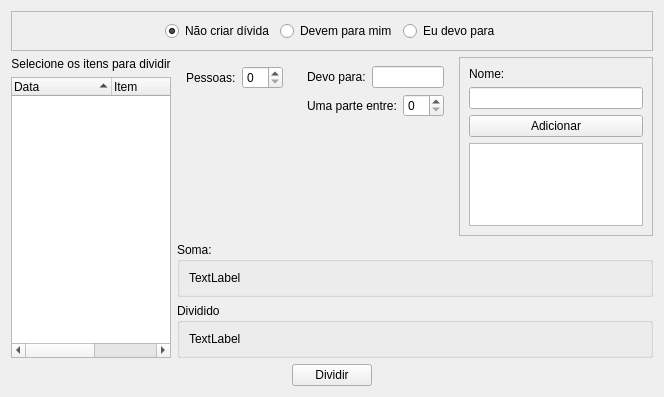
Qt form ui/dividir.ui (vazerick/controle_gastos) before a commit.
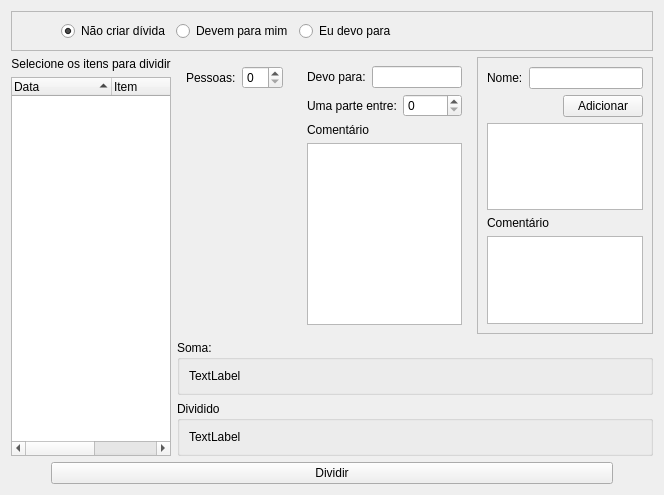
The same form after that commit.

Commit message: Conclui novas opções na janela Dividir

The edit to the form file:
```diff
--- a/ui/dividir.ui
+++ b/ui/dividir.ui
@@ -7,7 +7,7 @@
     <x>0</x>
     <y>0</y>
     <width>664</width>
-    <height>397</height>
+    <height>495</height>
    </rect>
   </property>
   <property name="windowTitle">
@@ -28,6 +28,9 @@
         <property name="orientation">
          <enum>Qt::Horizontal</enum>
         </property>
+        <property name="sizeType">
+         <enum>QSizePolicy::Preferred</enum>
+        </property>
         <property name="sizeHint" stdset="0">
          <size>
           <width>40</width>
@@ -46,16 +49,16 @@
         </property>
        </widget>
       </item>
-      <item>
-       <widget class="QRadioButton" name="radioButtonDevo">
-        <property name="text">
-         <string>Devem para mim</string>
-        </property>
-       </widget>
-      </item>
       <item>
        <widget class="QRadioButton" name="radioButtonDevem">
         <property name="text">
+         <string>Devem para mim</string>
+        </property>
+       </widget>
+      </item>
+      <item>
+       <widget class="QRadioButton" name="radioButtonDevo">
+        <property name="text">
          <string>Eu devo para</string>
         </property>
        </widget>
@@ -210,17 +213,14 @@
              </layout>
             </item>
             <item>
-             <spacer name="verticalSpacer">
-              <property name="orientation">
-               <enum>Qt::Vertical</enum>
+             <widget class="QLabel" name="label_2">
+              <property name="text">
+               <string>Comentário</string>
               </property>
-              <property name="sizeHint" stdset="0">
-               <size>
-                <width>20</width>
-                <height>40</height>
-               </size>
-              </property>
-             </spacer>
+             </widget>
+            </item>
+            <item>
+             <widget class="QTextEdit" name="textEdit"/>
             </item>
            </layout>
           </widget>
@@ -235,6 +235,8 @@
            </property>
            <layout class="QVBoxLayout" name="verticalLayout_7">
             <item>
+             <layout class="QHBoxLayout" name="horizontalLayout">
+              <item>
              <widget class="QLabel" name="label">
               <property name="text">
                <string>Nome:</string>
@@ -244,16 +246,48 @@
             <item>
              <widget class="QLineEdit" name="inputDeve"/>
             </item>
+             </layout>
+            </item>
             <item>
-             <widget class="QPushButton" name="pushButton_2">
+             <layout class="QHBoxLayout" name="horizontalLayout_9">
+              <item>
+               <spacer name="horizontalSpacer_5">
+                <property name="orientation">
+                 <enum>Qt::Horizontal</enum>
+                </property>
+                <property name="sizeType">
+                 <enum>QSizePolicy::Expanding</enum>
+                </property>
+                <property name="sizeHint" stdset="0">
+                 <size>
+                  <width>40</width>
+                  <height>20</height>
+                 </size>
+                </property>
+               </spacer>
+              </item>
+              <item>
+               <widget class="QPushButton" name="botaoAdicionar">
               <property name="text">
                <string>Adicionar</string>
               </property>
              </widget>
             </item>
+             </layout>
+            </item>
             <item>
              <widget class="QListWidget" name="listDeve"/>
             </item>
+            <item>
+             <widget class="QLabel" name="label_3">
+              <property name="text">
+               <string>Comentário</string>
+              </property>
+             </widget>
+            </item>
+            <item>
+             <widget class="QTextEdit" name="textEdit2"/>
+            </item>
            </layout>
           </widget>
          </item>
@@ -306,6 +340,9 @@
        <property name="orientation">
         <enum>Qt::Horizontal</enum>
        </property>
+       <property name="sizeType">
+        <enum>QSizePolicy::Preferred</enum>
+       </property>
        <property name="sizeHint" stdset="0">
         <size>
          <width>40</width>
@@ -326,6 +363,9 @@
        <property name="orientation">
         <enum>Qt::Horizontal</enum>
        </property>
+       <property name="sizeType">
+        <enum>QSizePolicy::Preferred</enum>
+       </property>
        <property name="sizeHint" stdset="0">
         <size>
          <width>40</width>
```
Lines whose indentation alone changed are shown as unchanged. The commit also changes 5 other files.
